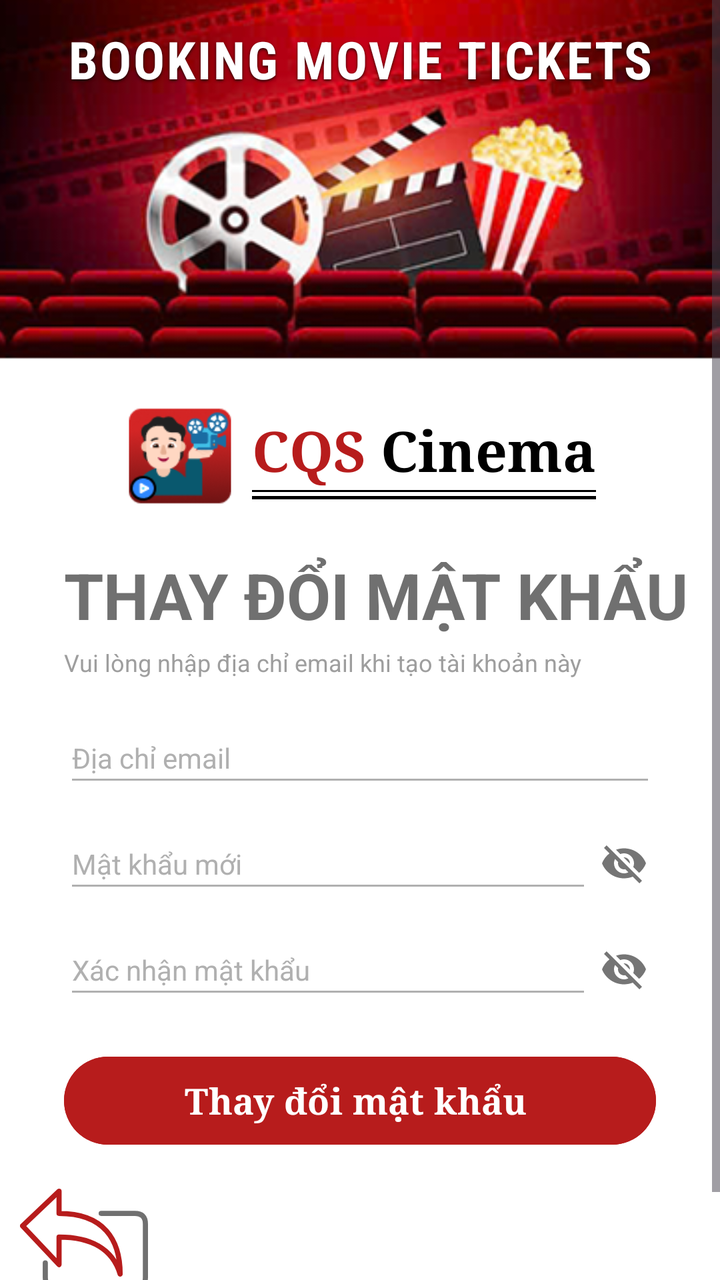
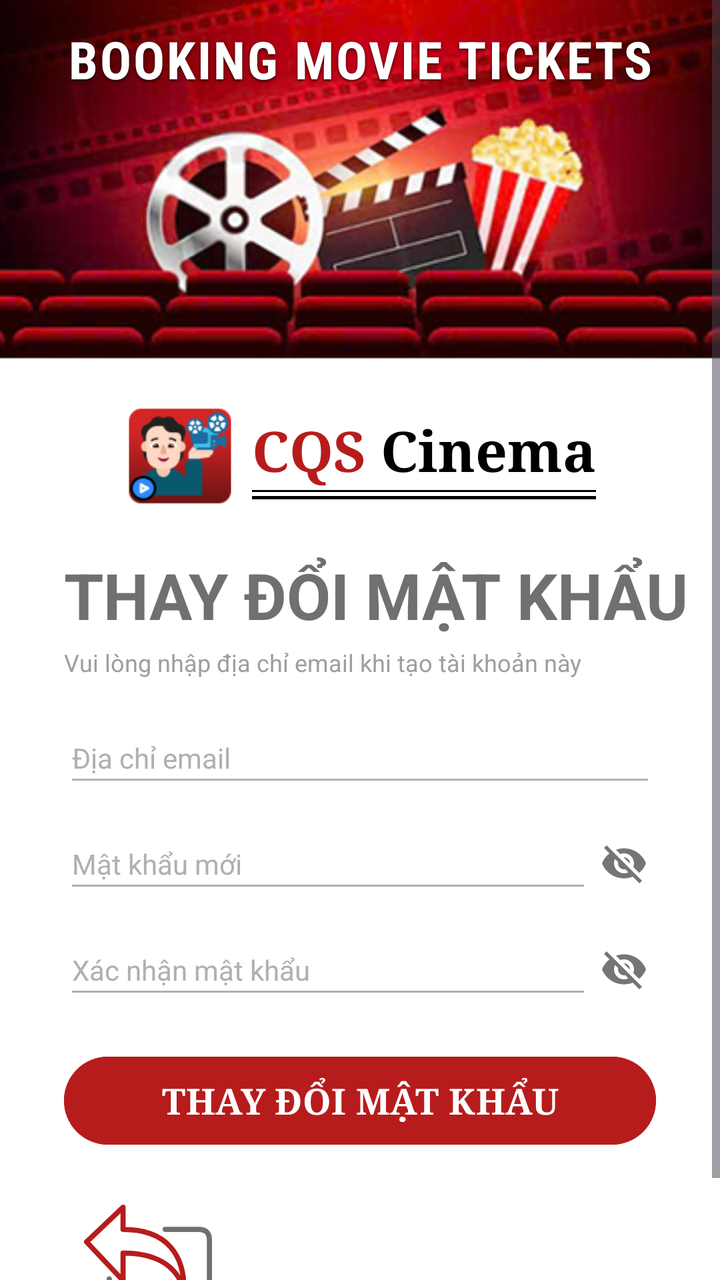

Two renders of the same Android screen: before a commit and after it. Below are the layout's source before the change and the commit's diff.
<!-- AndroidManifest.xml: application theme Theme.BookingMovieTickets -->
<!-- res/layout/activity_reset_password.xml -->
<?xml version="1.0" encoding="utf-8"?>
<ScrollView xmlns:android="http://schemas.android.com/apk/res/android"
    xmlns:app="http://schemas.android.com/apk/res-auto"
    xmlns:tools="http://schemas.android.com/tools"
    android:id="@+id/main"
    android:layout_width="match_parent"
    android:layout_height="match_parent"
    android:background="#FFFFFF"
    android:fillViewport="true"
    tools:context=".ResetPasswordActivity">

    <androidx.constraintlayout.widget.ConstraintLayout
        android:layout_width="match_parent"
        android:layout_height="wrap_content"
        android:paddingBottom="32dp">

        
        <ImageView
            android:id="@+id/imgBanner"
            android:layout_width="match_parent"
            android:layout_height="180dp"
            android:scaleType="centerCrop"
            android:src="@drawable/ic_background_login"
            app:layout_constraintEnd_toEndOf="parent"
            app:layout_constraintStart_toStartOf="parent"
            app:layout_constraintTop_toTopOf="parent" />

        
        <TextView
            android:id="@+id/tvBannerTitle"
            android:layout_width="wrap_content"
            android:layout_height="wrap_content"
            android:layout_marginTop="12dp"
            android:fontFamily="sans-serif-condensed"
            android:letterSpacing="0.04"
            android:shadowColor="#CC000000"
            android:shadowDx="0"
            android:shadowDy="2"
            android:shadowRadius="3"
            android:text="BOOKING MOVIE TICKETS"
            android:textColor="#FFFFFF"
            android:textSize="26sp"
            android:textStyle="bold"
            app:layout_constraintEnd_toEndOf="parent"
            app:layout_constraintStart_toStartOf="parent"
            app:layout_constraintTop_toTopOf="parent" />

        
        <LinearLayout
            android:id="@+id/llLogoContainer"
            android:layout_width="wrap_content"
            android:layout_height="wrap_content"
            android:layout_marginTop="20dp"
            android:gravity="center_vertical"
            android:orientation="horizontal"
            app:layout_constraintEnd_toEndOf="parent"
            app:layout_constraintStart_toStartOf="parent"
            app:layout_constraintTop_toBottomOf="@id/imgBanner">

            
            <ImageView
                android:id="@+id/imgLogo"
                android:layout_width="56dp"
                android:layout_height="56dp"
                android:src="@drawable/ic_logo" />

            
            <LinearLayout
                android:layout_width="wrap_content"
                android:layout_height="wrap_content"
                android:layout_marginStart="8dp"
                android:orientation="vertical">

                <LinearLayout
                    android:layout_width="wrap_content"
                    android:layout_height="wrap_content"
                    android:orientation="horizontal">

                    <TextView
                        android:layout_width="wrap_content"
                        android:layout_height="wrap_content"
                        android:fontFamily="serif"
                        android:text="CQS "
                        android:textColor="#B71C1C"
                        android:textSize="28sp"
                        android:textStyle="bold" />

                    <TextView
                        android:layout_width="wrap_content"
                        android:layout_height="wrap_content"
                        android:fontFamily="serif"
                        android:text="Cinema"
                        android:textColor="#000000"
                        android:textSize="28sp"
                        android:textStyle="bold" />
                </LinearLayout>

                
                <View
                    android:layout_width="match_parent"
                    android:layout_height="1.1dp"
                    android:layout_marginTop="1dp"
                    android:background="#000000" />

                <View
                    android:layout_width="match_parent"
                    android:layout_height="1.5dp"
                    android:layout_marginTop="2dp"
                    android:background="#000000" />
            </LinearLayout>
        </LinearLayout>

        
        <TextView
            android:id="@+id/tvLoginTitle"
            android:layout_width="wrap_content"
            android:layout_height="wrap_content"
            android:layout_marginStart="32dp"
            android:layout_marginTop="20dp"
            android:text="THAY ĐỔI MẬT KHẨU"
            android:textColor="#707070"
            android:textSize="32sp"
            android:textStyle="bold"
            app:layout_constraintStart_toStartOf="parent"
            app:layout_constraintTop_toBottomOf="@id/llLogoContainer" />

        
        <TextView
            android:id="@+id/tvSubtitle"
            android:layout_width="wrap_content"
            android:layout_height="wrap_content"
            android:layout_marginTop="4dp"
            android:text="Vui lòng nhập địa chỉ email khi tạo tài khoản này"
            android:textColor="#9E9E9E"
            android:textSize="12sp"
            app:layout_constraintStart_toStartOf="@id/tvLoginTitle"
            app:layout_constraintTop_toBottomOf="@id/tvLoginTitle" />

        
        <EditText
            android:id="@+id/edtEmail"
            android:layout_width="0dp"
            android:layout_height="wrap_content"
            android:layout_marginEnd="32dp"
            android:layout_marginTop="20dp"
            android:backgroundTint="#B0B0B0"
            android:hint="Địa chỉ email"
            android:inputType="textEmailAddress"
            android:paddingBottom="10dp"
            android:textColor="#000000"
            android:textColorHint="#B0B0B0"
            android:textSize="14sp"
            app:layout_constraintEnd_toEndOf="parent"
            app:layout_constraintStart_toStartOf="@id/tvLoginTitle"
            app:layout_constraintTop_toBottomOf="@id/tvSubtitle" />

        
        <RelativeLayout
            android:id="@+id/containerNewPassword"
            android:layout_width="0dp"
            android:layout_height="wrap_content"
            android:layout_marginEnd="32dp"
            android:layout_marginTop="14dp"
            app:layout_constraintEnd_toEndOf="parent"
            app:layout_constraintStart_toStartOf="@id/tvLoginTitle"
            app:layout_constraintTop_toBottomOf="@id/edtEmail">

            <EditText
                android:id="@+id/edtNewPassword"
                android:layout_width="match_parent"
                android:layout_height="wrap_content"
                android:layout_toStartOf="@id/ivToggleNewPassword"
                android:backgroundTint="#B0B0B0"
                android:hint="Mật khẩu mới"
                android:inputType="textPassword"
                android:paddingBottom="10dp"
                android:textColor="#000000"
                android:textColorHint="#B0B0B0"
                android:textSize="14sp" />

            <ImageView
                android:id="@+id/ivToggleNewPassword"
                android:layout_width="32dp"
                android:layout_height="32dp"
                android:layout_alignParentEnd="true"
                android:layout_centerVertical="true"
                android:padding="4dp"
                android:src="@drawable/ic_eye_invisible" />
        </RelativeLayout>

        
        <RelativeLayout
            android:id="@+id/containerConfirmPassword"
            android:layout_width="0dp"
            android:layout_height="wrap_content"
            android:layout_marginEnd="32dp"
            android:layout_marginTop="14dp"
            app:layout_constraintEnd_toEndOf="parent"
            app:layout_constraintStart_toStartOf="@id/tvLoginTitle"
            app:layout_constraintTop_toBottomOf="@id/containerNewPassword">

            <EditText
                android:id="@+id/edtConfirmPassword"
                android:layout_width="match_parent"
                android:layout_height="wrap_content"
                android:layout_toStartOf="@id/ivToggleConfirmPassword"
                android:backgroundTint="#B0B0B0"
                android:hint="Xác nhận mật khẩu"
                android:inputType="textPassword"
                android:paddingBottom="10dp"
                android:textColor="#000000"
                android:textColorHint="#B0B0B0"
                android:textSize="14sp" />

            <ImageView
                android:id="@+id/ivToggleConfirmPassword"
                android:layout_width="32dp"
                android:layout_height="32dp"
                android:layout_alignParentEnd="true"
                android:layout_centerVertical="true"
                android:padding="4dp"
                android:src="@drawable/ic_eye_invisible" />
        </RelativeLayout>

        
        <com.google.android.material.button.MaterialButton
            android:id="@+id/btnResetPassword"
            android:layout_width="0dp"
            android:layout_height="52dp"
            android:layout_marginTop="20dp"
            android:backgroundTint="#B71C1C"
            android:fontFamily="serif"
            android:text="Thay đổi mật khẩu "
            android:textColor="#FFFFFF"
            android:textSize="18sp"
            android:textStyle="bold"
            app:cornerRadius="26dp"
            app:layout_constraintEnd_toEndOf="@id/containerConfirmPassword"
            app:layout_constraintStart_toStartOf="@id/containerConfirmPassword"
            app:layout_constraintTop_toBottomOf="@+id/containerConfirmPassword" />

        <TextView
            android:id="@+id/btnBack"
            android:layout_width="wrap_content"
            android:layout_height="wrap_content"
            android:layout_marginTop="8dp"
            android:clickable="true"
            android:drawableStart="@drawable/ic_back"
            android:focusable="true"
            android:padding="10dp"
            android:textColor="#707070"
            android:textSize="0sp"
            android:textStyle="bold"
            app:layout_constraintEnd_toEndOf="parent"
            app:layout_constraintHorizontal_bias="0"
            app:layout_constraintStart_toStartOf="parent"
            app:layout_constraintTop_toBottomOf="@id/btnResetPassword" />

    </androidx.constraintlayout.widget.ConstraintLayout>
</ScrollView>
<!-- resources referenced by this layout -->
<resources>
  <!-- drawable ic_back (drawable) -->
  <?xml version="1.0" encoding="utf-8"?>
  <vector xmlns:android="http://schemas.android.com/apk/res/android"
      android:width="64dp"
      android:height="51dp"
      android:viewportWidth="744"
      android:viewportHeight="594">
  
      <group
          android:translateX="-153"
          android:translateY="-153">
  
          
          <path
              android:pathData="M380,297 L380,168 L168,370 L380,595 L380,435 C560,435 690,500 735,650 C735,450 640,297 380,297 Z"
              android:strokeColor="#B71C1C"
              android:strokeWidth="30"
              android:strokeLineCap="round"
              android:strokeLineJoin="round" />
  
          
          <path
              android:pathData="M625,297 L820,297 Q882,297 882,360 L882,670 Q882,732 820,732 L365,732 Q300,732 300,670 L300,585"
              android:strokeColor="#707070"
              android:strokeWidth="30"
              android:strokeLineCap="round"
              android:strokeLineJoin="round" />
      </group>
  </vector>
  <!-- drawable ic_background_login: png bitmap (drawable, 131317 bytes) -->
  <!-- drawable ic_eye_invisible (drawable) -->
  <vector xmlns:android="http://schemas.android.com/apk/res/android"
      android:width="24dp"
      android:height="24dp"
      android:viewportWidth="24"
      android:viewportHeight="24">
      <path
          android:fillColor="#757575"
          android:pathData="M12,7c2.76,0 5,2.24 5,5 0,0.65 -0.13,1.26 -0.36,1.83l2.92,2.92c1.51,-1.26 2.7,-2.89 3.44,-4.75 -1.73,-4.39 -6,-7.5 -11,-7.5 -1.4,0 -2.74,0.25 -3.98,0.7l2.16,2.16C10.74,7.13 11.35,7 12,7zM2,4.27l2.28,2.28 0.46,0.46C3.08,8.3 1.78,10.02 1,12c1.73,4.39 6,7.5 11,7.5 1.55,0 3.03,-0.3 4.38,-0.84l0.42,0.42L19.73,22 21,20.73 3.27,3 2,4.27zM7.53,9.8l1.55,1.55c-0.05,0.21 -0.08,0.43 -0.08,0.65 0,1.66 1.34,3 3,3 0.22,0 0.44,-0.03 0.65,-0.08l1.55,1.55c-0.67,0.33 -1.41,0.53 -2.2,0.53 -2.76,0 -5,-2.24 -5,-5 0,-0.79 0.2,-1.53 0.53,-2.2zM11.84,9.02l3.15,3.15c-0.02,-0.06 -0.02,-0.11 -0.02,-0.17 0,-1.66 -1.34,-3 -3,-3 -0.06,0 -0.11,0 -0.13,0.02z"/>
  </vector>
  <!-- drawable ic_logo: png bitmap (drawable, 6904 bytes) -->
  <style name="Theme.BookingMovieTickets" parent="Base.Theme.BookingMovieTickets" />
  <style name="Base.Theme.BookingMovieTickets" parent="Theme.Material3.DayNight.NoActionBar">
          
          
      </style>
</resources>

<!-- the commit's change to res/layout/activity_reset_password.xml (unified diff, before → after) -->
@@ -230,7 +230,7 @@
             android:layout_marginTop="20dp"
             android:backgroundTint="#B71C1C"
             android:fontFamily="serif"
-            android:text="Thay đổi mật khẩu "
+            android:text="THAY ĐỔI MẬT KHẨU"
             android:textColor="#FFFFFF"
             android:textSize="18sp"
             android:textStyle="bold"
@@ -239,11 +239,12 @@
             app:layout_constraintStart_toStartOf="@id/containerConfirmPassword"
             app:layout_constraintTop_toBottomOf="@+id/containerConfirmPassword" />
 
+        
         <TextView
             android:id="@+id/btnBack"
             android:layout_width="wrap_content"
             android:layout_height="wrap_content"
-            android:layout_marginTop="8dp"
+            android:layout_marginTop="16dp"
             android:clickable="true"
             android:drawableStart="@drawable/ic_back"
             android:focusable="true"
@@ -251,9 +252,9 @@
             android:textColor="#707070"
             android:textSize="0sp"
             android:textStyle="bold"
-            app:layout_constraintEnd_toEndOf="parent"
+            app:layout_constraintEnd_toEndOf="@id/btnResetPassword"
             app:layout_constraintHorizontal_bias="0"
-            app:layout_constraintStart_toStartOf="parent"
+            app:layout_constraintStart_toStartOf="@id/btnResetPassword"
             app:layout_constraintTop_toBottomOf="@id/btnResetPassword" />
 
     </androidx.constraintlayout.widget.ConstraintLayout>
